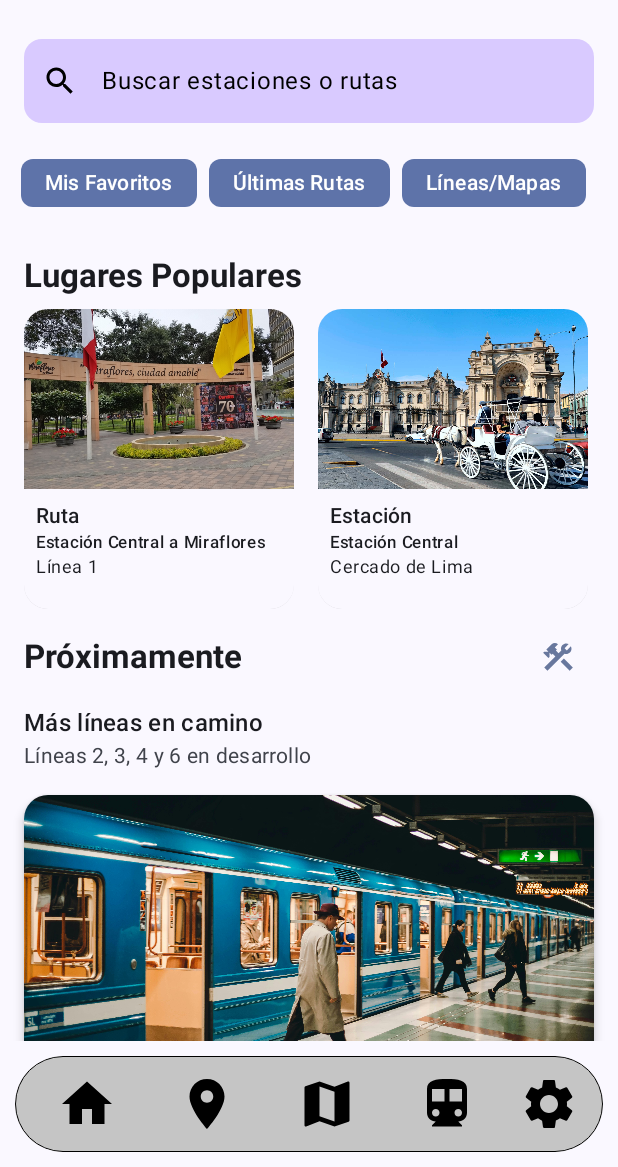
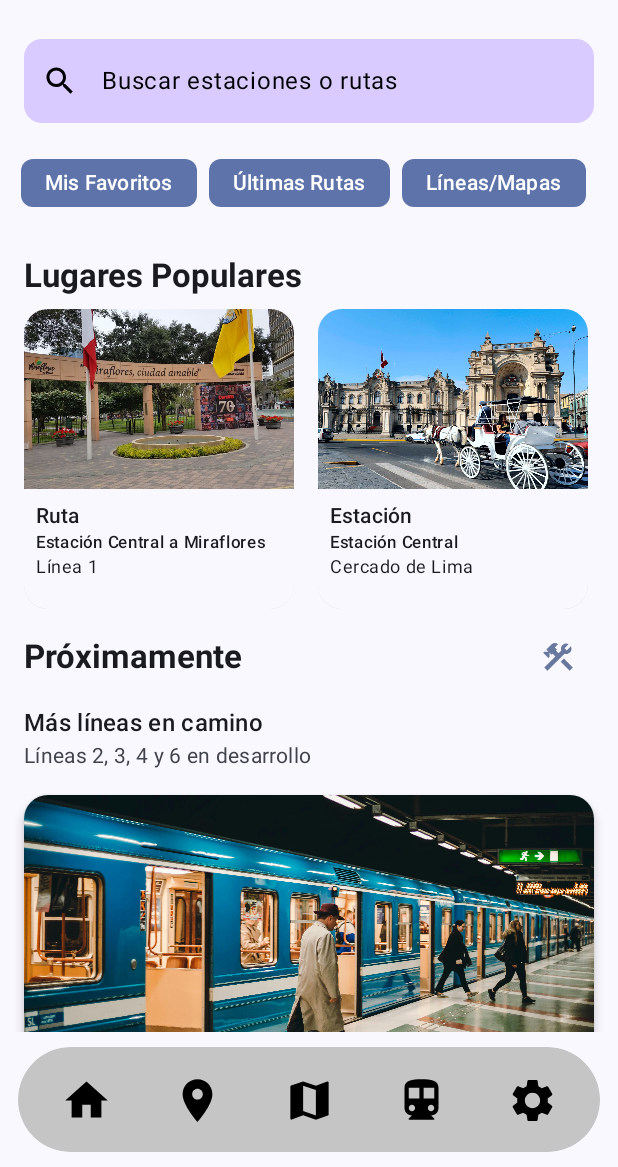
Before and after one commit to lynmad05/Rutas_Lima-Kotlin, an Android app built with Jetpack Compose: the screen it shows after launch (MainActivity), on a phone screen of 412 x 824 dp, the part 69-1236 px from its top. Run offline under Robolectric (Android 15) with nearby library versions, the phone set to English and light mode, and no system bars; our stand-ins replace Room's generated code.

Commit message:
Mis cambios locales en SplashScreen y BottomNavigationBar

```diff
--- a/app/src/main/java/com/tecsup/metrolima/presentacion/screens/SplashScreen.kt
+++ b/app/src/main/java/com/tecsup/metrolima/presentacion/screens/SplashScreen.kt
@@ -1,64 +1,141 @@
 package com.tecsup.metrolima.presentacion.screens
 
+import androidx.compose.animation.AnimatedVisibility
+import androidx.compose.animation.animateColor
+import androidx.compose.animation.core.*
 import androidx.compose.foundation.Image
 import androidx.compose.foundation.background
-import androidx.compose.foundation.layout.Arrangement
-import androidx.compose.foundation.layout.Box
-import androidx.compose.foundation.layout.Column
-import androidx.compose.foundation.layout.Spacer
-import androidx.compose.foundation.layout.fillMaxSize
-import androidx.compose.foundation.layout.height
-import androidx.compose.foundation.layout.padding
-import androidx.compose.foundation.layout.wrapContentSize
-import androidx.compose.material3.CircularProgressIndicator
-import androidx.compose.runtime.Composable
-import androidx.compose.runtime.LaunchedEffect
+import androidx.compose.foundation.layout.*
+import androidx.compose.foundation.shape.CircleShape
+import androidx.compose.material3.Text
+import androidx.compose.runtime.*
 import androidx.compose.ui.Alignment
 import androidx.compose.ui.Modifier
-import androidx.compose.ui.graphics.Color // Para el color lila
+import androidx.compose.ui.draw.alpha
+import androidx.compose.ui.draw.scale
+import androidx.compose.ui.graphics.Brush
+import androidx.compose.ui.graphics.Color
 import androidx.compose.ui.layout.ContentScale
 import androidx.compose.ui.res.painterResource
+import androidx.compose.ui.text.font.FontFamily
+import androidx.compose.ui.text.font.FontWeight
+import androidx.compose.ui.text.style.TextAlign
 import androidx.compose.ui.unit.dp
+import androidx.compose.ui.unit.sp
 import androidx.navigation.NavController
 import com.tecsup.metrolima.R
 import kotlinx.coroutines.delay
 
 @Composable
 fun SplashScreen(navController: NavController) {
-    LaunchedEffect(key1 = true) {
-        delay(3000L)
-        navController.popBackStack()
+    LaunchedEffect(Unit) {
+        delay(3800L)
         navController.navigate("home") {
-            popUpTo("home") { inclusive = true }
+            popUpTo("splash") { inclusive = true }
         }
     }
+
+    val infiniteTransition = rememberInfiniteTransition(label = "backgroundTransition")
+    val color1 by infiniteTransition.animateColor(
+        initialValue = Color(0xFF5B86E5),
+        targetValue = Color(0xFF36D1DC),
+        animationSpec = infiniteRepeatable(
+            animation = tween(4000, easing = LinearEasing),
+            repeatMode = RepeatMode.Reverse
+        ),
+        label = "color1"
+    )
+    val color2 by infiniteTransition.animateColor(
+        initialValue = Color(0xFFE0C3FC),
+        targetValue = Color(0xFF8EC5FC),
+        animationSpec = infiniteRepeatable(
+            animation = tween(4000, easing = LinearEasing),
+            repeatMode = RepeatMode.Reverse
+        ),
+        label = "color2"
+    )
+
+    // 🎞️ Animaciones de logo y texto
+    var visible by remember { mutableStateOf(false) }
+    val scale by animateFloatAsState(
+        targetValue = if (visible) 1f else 0.7f,
+        animationSpec = tween(1000, easing = EaseOutBack),
+        label = "scaleAnim"
+    )
+    val alpha by animateFloatAsState(
+        targetValue = if (visible) 1f else 0f,
+        animationSpec = tween(1000),
+        label = "fadeAnim"
+    )
+
+    LaunchedEffect(true) {
+        delay(300L)
+        visible = true
+    }
+
+    val pulse = rememberInfiniteTransition(label = "pulse")
+    val pulseScale by pulse.animateFloat(
+        initialValue = 0.9f,
+        targetValue = 1.1f,
+        animationSpec = infiniteRepeatable(
+            animation = tween(700, easing = FastOutSlowInEasing),
+            repeatMode = RepeatMode.Reverse
+        ),
+        label = "pulseScale"
+    )
+    val pulseAlpha by pulse.animateFloat(
+        initialValue = 0.3f,
+        targetValue = 0.9f,
+        animationSpec = infiniteRepeatable(
+            animation = tween(700, easing = LinearEasing),
+            repeatMode = RepeatMode.Reverse
+        ),
+        label = "pulseAlpha"
+    )
 
     Box(
         modifier = Modifier
             .fillMaxSize()
-            .background(Color.White)
+            .background(Brush.linearGradient(listOf(color1, color2))),
+        contentAlignment = Alignment.Center
     ) {
-        Image(
-            painter = painterResource(id = R.drawable.welcome),
-            contentDescription = "Metro Lima Go Splash Screen",
-            modifier = Modifier.fillMaxSize(),
-            contentScale = ContentScale.Crop,
-            alignment = Alignment.Center
-        )
+        Column(
+            horizontalAlignment = Alignment.CenterHorizontally,
+            verticalArrangement = Arrangement.Center
+        ) {
 
-        Column(
-            modifier = Modifier
-                .fillMaxSize()
-                .padding(bottom = 60.dp),
-            horizontalAlignment = Alignment.CenterHorizontally,
-            verticalArrangement = Arrangement.Bottom
-        ) {
-            CircularProgressIndicator(
-                modifier = Modifier.wrapContentSize(Alignment.Center),
-                color = Color(0xFFC084FC),
-                strokeWidth = 4.dp
+
+            Image(
+                painter = painterResource(id = R.drawable.logo),
+                contentDescription = "Logo MetroLima Go",
+                modifier = Modifier
+                    .size(500.dp)
+                    .scale(scale)
+                    .alpha(alpha),
+                contentScale = ContentScale.Fit
             )
-            Spacer(modifier = Modifier.height(16.dp))
+
+            Spacer(modifier = Modifier.height(24.dp))
+
+            AnimatedVisibility(visible = visible) {
+                Text(
+                    text = "MetroLima Go",
+                    fontSize = 38.sp,
+                    fontWeight = FontWeight.Bold,
+                    fontFamily = FontFamily.SansSerif,
+                    color = Color.White,
+                    textAlign = TextAlign.Center,
+                    modifier = Modifier.alpha(alpha)
+                )
+            }
+            Spacer(modifier = Modifier.height(50.dp))
+
+            Box(
+                modifier = Modifier
+                    .size(24.dp)
+                    .scale(pulseScale)
+                    .background(Color.White.copy(alpha = pulseAlpha), shape = CircleShape)
+            )
         }
     }
 }
--- a/app/src/main/java/com/tecsup/metrolima/ui/components/BottomNavigationBar.kt
+++ b/app/src/main/java/com/tecsup/metrolima/ui/components/BottomNavigationBar.kt
@@ -1,16 +1,18 @@
 package com.tecsup.metrolima.ui.components
+
 import androidx.compose.runtime.Composable
 import androidx.compose.material3.Text
 import androidx.compose.foundation.background
 import androidx.compose.foundation.border
 import androidx.compose.foundation.clickable
 import androidx.compose.foundation.layout.*
+import androidx.compose.foundation.shape.CircleShape
 import androidx.compose.foundation.shape.RoundedCornerShape
 import androidx.compose.material.icons.Icons
 import androidx.compose.material.icons.filled.DirectionsTransit
 import androidx.compose.material.icons.filled.Home
 import androidx.compose.material.icons.filled.LocationOn
-import androidx.compose.material.icons.filled.Map // Este icono ahora representa "Mapa" visualmente
+import androidx.compose.material.icons.filled.Map
 import androidx.compose.material.icons.filled.Settings
 import androidx.compose.material3.Icon
 import androidx.compose.material3.MaterialTheme
@@ -19,8 +21,8 @@ import androidx.compose.runtime.*
 import androidx.compose.ui.Alignment
 import androidx.compose.ui.Modifier
 import androidx.compose.ui.draw.clip
+import androidx.compose.ui.draw.shadow
 import androidx.compose.ui.graphics.Color
-import androidx.compose.ui.tooling.preview.Preview
 import androidx.compose.ui.unit.dp
 import androidx.navigation.NavController
 import androidx.navigation.compose.currentBackStackEntryAsState
@@ -30,64 +32,40 @@ import com.tecsup.metrolima.ui.theme.NavigationBarBackground
 import com.tecsup.metrolima.ui.theme.SelectedButtonColor
 import com.tecsup.metrolima.ui.theme.OnSelectedButtonColor
 import com.tecsup.metrolima.ui.theme.UnselectedIconColor
-
+import androidx.compose.animation.animateColorAsState
+import androidx.compose.animation.core.animateFloatAsState
+import androidx.compose.ui.graphics.graphicsLayer
+import androidx.compose.ui.tooling.preview.Preview
 
 @Composable
 fun BottomNavigationBar(
     navController: NavController,
     modifier: Modifier = Modifier
-){
+) {
     val navBackStackEntry by navController.currentBackStackEntryAsState()
     val currentRoute = navBackStackEntry?.destination?.route
 
     val navItems = listOf(
-        BottomNavItem(
-            icon = Icons.Filled.Home,
-            description = "Inicio",
-            route = "home"
-        ),
-        BottomNavItem(
-            icon = Icons.Filled.LocationOn,
-            description = "Rutas",
-            route = "rutas"
-        ),
-        BottomNavItem(
-            icon = Icons.Filled.Map,
-            description = "Mapa",
-            route = "mapa"
-        ),
-        BottomNavItem(
-            icon = Icons.Filled.DirectionsTransit,
-            description = "Estaciones",
-            route = "listado"
-        ),
-        BottomNavItem(
-            icon = Icons.Filled.Settings,
-            description = "Configuración",
-            route = "config"
-        )
+        BottomNavItem(Icons.Filled.Home, "Inicio", "home"),
+        BottomNavItem(Icons.Filled.LocationOn, "Rutas", "rutas"),
+        BottomNavItem(Icons.Filled.Map, "Mapa", "mapa"),
+        BottomNavItem(Icons.Filled.DirectionsTransit, "Estaciones", "listado"),
+        BottomNavItem(Icons.Filled.Settings, "Configuración", "config")
     )
-
 
     Box(
         modifier = modifier
             .fillMaxWidth()
-            .padding(horizontal = 10.dp, vertical = 10.dp),
+            .padding(horizontal = 12.dp, vertical = 10.dp),
         contentAlignment = Alignment.Center
     ) {
-
         Surface(
             modifier = Modifier
                 .fillMaxWidth()
-                .height(64.dp)
-                .clip(RoundedCornerShape(32.dp))
-                .border(
-                    width = 0.5.dp,
-                    color = Color.Black,
-                    shape = RoundedCornerShape(32.dp)
-                ),
+                .height(70.dp)
+                .clip(RoundedCornerShape(40.dp))
+                .shadow(elevation = 10.dp, shape = RoundedCornerShape(40.dp)),
             color = NavigationBarBackground,
-            shadowElevation = 8.dp
         ) {
             Row(
                 modifier = Modifier
@@ -96,18 +74,22 @@ fun BottomNavigationBar(
                 verticalAlignment = Alignment.CenterVertically,
                 horizontalArrangement = Arrangement.SpaceAround
             ) {
-                navItems.forEachIndexed { index, item ->
+                navItems.forEach { item ->
                     val isSelected = currentRoute == item.route
+                    val backgroundColor by animateColorAsState(
+                        targetValue = if (isSelected) SelectedButtonColor else Color.Transparent,
+                        label = ""
+                    )
+                    val iconScale by animateFloatAsState(
+                        targetValue = if (isSelected) 1.2f else 1f,
+                        label = ""
+                    )
 
                     Box(
                         modifier = Modifier
-                            .width(80.dp)
-                            .height(60.dp)
-                            .clip(RoundedCornerShape(30.dp))
-                            .background(
-                                if (isSelected) SelectedButtonColor
-                                else Color.Transparent
-                            )
+                            .size(60.dp)
+                            .clip(CircleShape)
+                            .background(backgroundColor)
                             .clickable {
                                 if (currentRoute != item.route) {
                                     navController.navigate(item.route) {
@@ -124,9 +106,10 @@ fun BottomNavigationBar(
                         Icon(
                             imageVector = item.icon,
                             contentDescription = item.description,
-                            tint = if (isSelected) OnSelectedButtonColor
-                            else UnselectedIconColor,
-                            modifier = Modifier.size(40.dp)
+                            tint = if (isSelected) OnSelectedButtonColor else UnselectedIconColor,
+                            modifier = Modifier
+                                .size(34.dp)
+                                .graphicsLayer(scaleX = iconScale, scaleY = iconScale)
                         )
                     }
                 }
@@ -135,8 +118,6 @@ fun BottomNavigationBar(
     }
 }
 
-
-//función para mostrar texto traducido
 @Composable
 fun LocalizedText(resId: Int) {
     val context = LocalAppContext.current
@@ -149,7 +130,6 @@ data class BottomNavItem(
     val route: String
 )
 
-
 @Preview(showBackground = true)
 @Composable
 fun PreviewBottomNavigationBar() {
```
